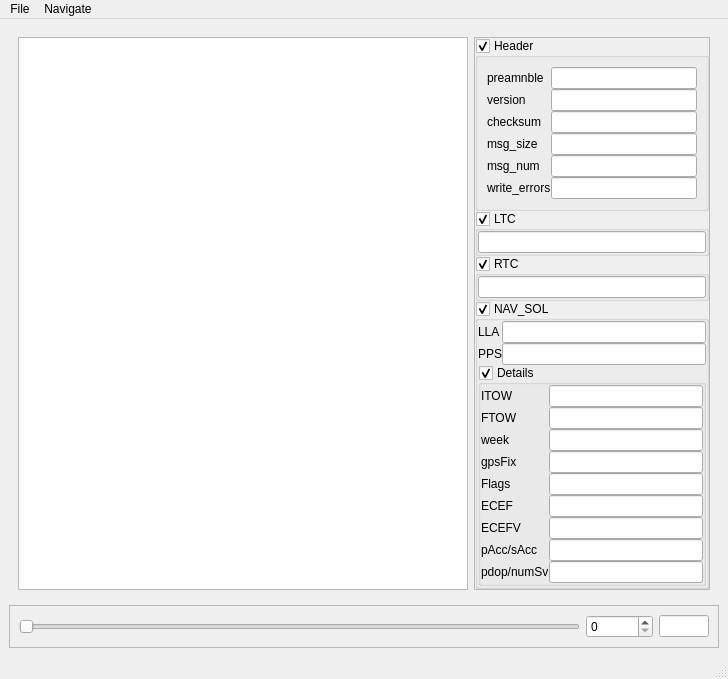
naniBox/kuroBox, file scripts/kbb_viewer.ui: the form before one commit.
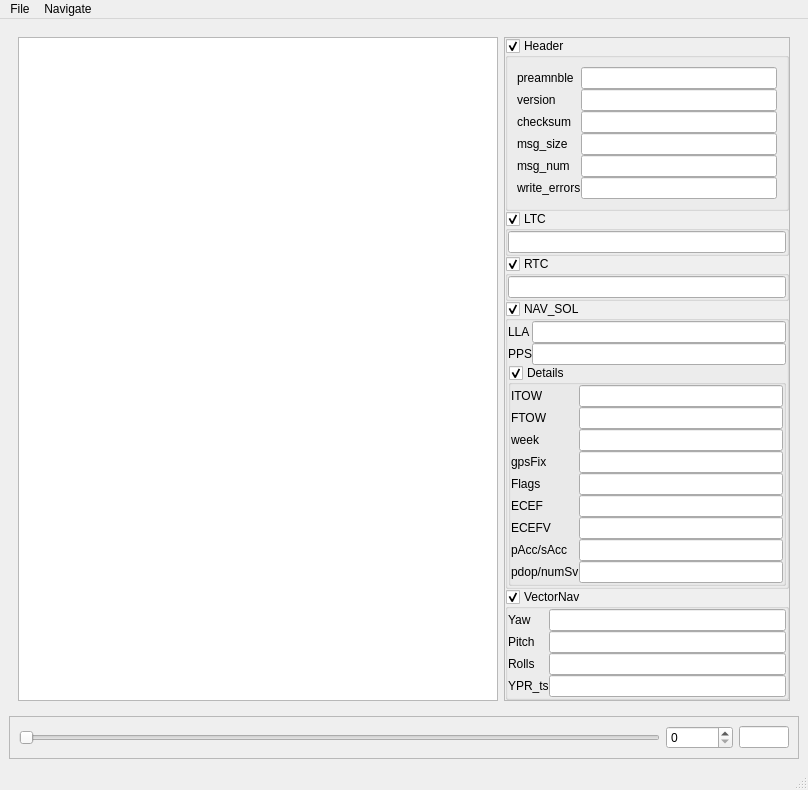
The form after the commit.

Commit message: 1st pass of maya_tools.py, which creates a camera and attaches an animated image plane, and sets some basic stuff up. Added vectorNav to the logger (woops!) Cleaned some stuff up. KBB.py now prints out useful information if you print out a subclass. You can set the internal RTC to LTC or GPS time (no date yet).

The edit to the form file:
```diff
--- a/scripts/kbb_viewer.ui
+++ b/scripts/kbb_viewer.ui
@@ -6,8 +6,8 @@
    <rect>
     <x>0</x>
     <y>0</y>
-    <width>728</width>
-    <height>600</height>
+    <width>808</width>
+    <height>776</height>
    </rect>
   </property>
   <property name="windowTitle">
@@ -22,7 +22,7 @@
         <widget class="QPlainTextEdit" name="hex_view">
          <property name="minimumSize">
           <size>
-           <width>450</width>
+           <width>480</width>
            <height>0</height>
           </size>
          </property>
@@ -380,6 +380,82 @@
             </layout>
            </widget>
           </item>
+          <item>
+           <widget class="QGroupBox" name="vnav_gb">
+            <property name="title">
+             <string>VectorNav</string>
+            </property>
+            <property name="flat">
+             <bool>true</bool>
+            </property>
+            <property name="checkable">
+             <bool>true</bool>
+            </property>
+            <layout class="QVBoxLayout" name="verticalLayout_8">
+             <property name="spacing">
+              <number>0</number>
+             </property>
+             <property name="margin">
+              <number>0</number>
+             </property>
+             <item>
+              <widget class="QWidget" name="widget_5" native="true">
+               <layout class="QFormLayout" name="formLayout_4">
+                <property name="horizontalSpacing">
+                 <number>0</number>
+                </property>
+                <property name="verticalSpacing">
+                 <number>0</number>
+                </property>
+                <property name="margin">
+                 <number>0</number>
+                </property>
+                <item row="0" column="0">
+                 <widget class="QLabel" name="label_18">
+                  <property name="text">
+                   <string>Yaw</string>
+                  </property>
+                 </widget>
+                </item>
+                <item row="0" column="1">
+                 <widget class="QLineEdit" name="vnav_ypr_y"/>
+                </item>
+                <item row="1" column="0">
+                 <widget class="QLabel" name="label_19">
+                  <property name="text">
+                   <string>Pitch</string>
+                  </property>
+                 </widget>
+                </item>
+                <item row="2" column="0">
+                 <widget class="QLabel" name="label_20">
+                  <property name="text">
+                   <string>Rolls</string>
+                  </property>
+                 </widget>
+                </item>
+                <item row="3" column="0">
+                 <widget class="QLabel" name="label_21">
+                  <property name="text">
+                   <string>YPR_ts</string>
+                  </property>
+                 </widget>
+                </item>
+                <item row="1" column="1">
+                 <widget class="QLineEdit" name="vnav_ypr_p"/>
+                </item>
+                <item row="2" column="1">
+                 <widget class="QLineEdit" name="vnav_ypr_r"/>
+                </item>
+                <item row="3" column="1">
+                 <widget class="QLineEdit" name="vnav_ypr_ts"/>
+                </item>
+               </layout>
+              </widget>
+             </item>
+            </layout>
+           </widget>
+          </item>
           <item>
            <spacer name="verticalSpacer">
             <property name="orientation">
@@ -448,7 +524,7 @@
     <rect>
      <x>0</x>
      <y>0</y>
-     <width>728</width>
+     <width>808</width>
      <height>21</height>
     </rect>
    </property>
```
The commit also changes 21 other files.
